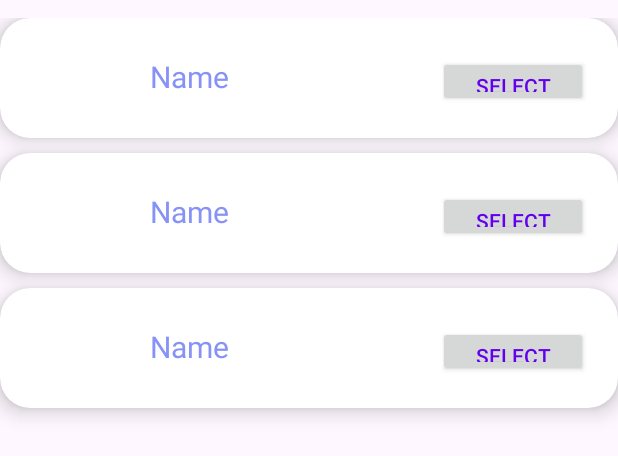
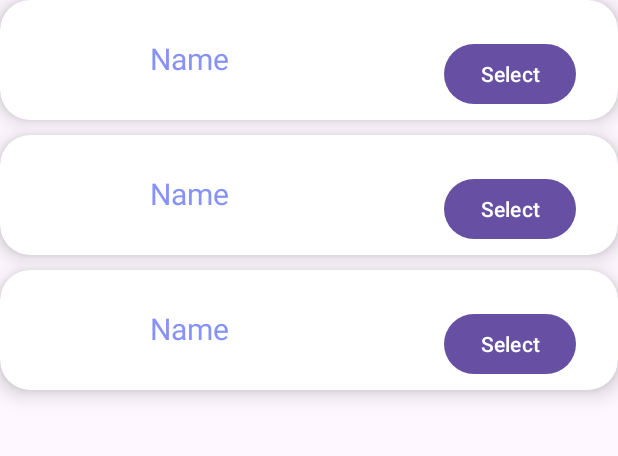
Before and after one commit to Tanzim34/Golokdhadha, an Android app: the layout activity_teacher_list.xml on its own in the app's theme, with its tools: preview values and no code run, on a phone screen of 412 x 824 dp. Shown: the top 456 px of the screen. Run offline under Robolectric (Android 15) with nearby library versions, the phone set to English and light mode, and no system bars.

Commit message:
Listview for Student, Teacherlist

```diff
--- a/app/src/main/java/com/example/myapplication/appstart.java
+++ b/app/src/main/java/com/example/myapplication/appstart.java
@@ -65,7 +65,8 @@ public class appstart extends AppCompatActivity {
         teacherList.setOnClickListener(new View.OnClickListener() {
             @Override
             public void onClick(View view) {
-                Intent intent = new Intent(appstart.this, studentTeacher.class);
+                Intent intent = new Intent(appstart.this, TeacherList.class);
+                intent.putExtra("user_uid", userUid);
                 startActivity(intent);
             }
         });
--- a/app/src/main/res/layout/activity_teacher_list.xml
+++ b/app/src/main/res/layout/activity_teacher_list.xml
@@ -4,16 +4,20 @@
     xmlns:tools="http://schemas.android.com/tools"
     android:layout_width="match_parent"
     android:layout_height="match_parent"
-    tools:context=".MainActivity">
+    tools:context=".TeacherList">
 
     <ListView
-        android:layout_width="match_parent"
-        android:layout_height="match_parent"
         android:id="@+id/listview"
+        android:layout_width="0dp"
+        android:layout_height="0dp"
+        android:divider="@android:color/transparent"
+        android:dividerHeight="10.0sp"
         android:scrollbars="vertical"
-        android:layout_marginTop="12dp"
-        tools:listitem="@layout/list_item"
-        android:divider="@android:color/transparent"
-        android:dividerHeight="10.0sp"/>
+        android:visibility="visible"
+        app:layout_constraintBottom_toBottomOf="parent"
+        app:layout_constraintEnd_toEndOf="parent"
+        app:layout_constraintStart_toStartOf="parent"
+        app:layout_constraintTop_toTopOf="parent"
+        tools:listitem="@layout/list_item" />
 
 </androidx.constraintlayout.widget.ConstraintLayout>
--- a/app/src/main/res/layout/list_item.xml
+++ b/app/src/main/res/layout/list_item.xml
@@ -4,7 +4,7 @@
     xmlns:app="http://schemas.android.com/apk/res-auto"
     android:layout_marginStart="12dp"
     android:layout_marginEnd="12dp"
-    android:layout_marginVertical="10dp"
+    android:layout_marginVertical="12dp"
     android:layout_marginHorizontal="10dp"
     app:cardCornerRadius="20dp"
     app:cardElevation="8dp"
@@ -37,15 +37,15 @@
             android:layout_marginStart="30dp"
             android:layout_toEndOf="@id/listImage"/>
 
-        <androidx.appcompat.widget.AppCompatButton
-            android:id="@+id/listTime"
-            android:layout_width="100dp"
-            android:layout_height="34dp"
-            android:layout_marginStart="72dp"
+        <Button
+            android:id="@+id/selectButton"
+            android:layout_width="wrap_content"
+            android:layout_height="wrap_content"
+            android:layout_marginStart="76dp"
             android:layout_marginTop="25dp"
             android:layout_toEndOf="@id/listName"
             android:text="Select"
-            android:textColor="@color/purple_500"
+            android:textColor="@color/white"
             android:textSize="14sp" />
 
     </RelativeLayout>
```
Also changed, not shown: app/src/main/java/com/example/myapplication/ListAdapter.java (renamed from app/src/main/java/com/example/myapplication/list_adapter.java, +6 -6 lines), app/src/main/java/com/example/myapplication/ListData.java (deleted, +0 -10 lines), app/src/main/java/com/example/myapplication/Listdata.java (added, +22 -0 lines), app/src/main/java/com/example/myapplication/TeacherList.java (+86 -2 lines).
